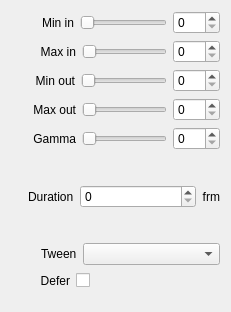
Before: the Qt Designer form src/Widgets/Inspector/InspectorLevelsWidget.ui in CasparCG/client, drawn with Qt 5.
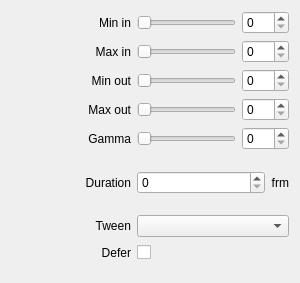
After: the same form once the commit is applied.

Commit message: Simplify layout of inspector widgets

Diff of the .ui file:
```diff
--- a/src/Widgets/Inspector/InspectorLevelsWidget.ui
+++ b/src/Widgets/Inspector/InspectorLevelsWidget.ui
@@ -6,8 +6,8 @@
    <rect>
     <x>0</x>
     <y>0</y>
-    <width>231</width>
-    <height>312</height>
+    <width>300</width>
+    <height>283</height>
    </rect>
   </property>
   <property name="sizePolicy">
@@ -16,357 +16,54 @@
     <verstretch>0</verstretch>
    </sizepolicy>
   </property>
-  <layout class="QVBoxLayout" name="verticalLayout">
-   <item>
-    <layout class="QHBoxLayout" name="horizontalLayoutMinIn">
-     <item>
-      <spacer name="horizontalSpacerMinIn">
-       <property name="orientation">
-        <enum>Qt::Horizontal</enum>
-       </property>
-       <property name="sizeType">
-        <enum>QSizePolicy::Fixed</enum>
-       </property>
-       <property name="sizeHint" stdset="0">
-        <size>
-         <width>31</width>
-         <height>20</height>
-        </size>
-       </property>
-      </spacer>
-     </item>
-     <item>
-      <widget class="QLabel" name="labelMinIn">
-       <property name="text">
-        <string>Min in</string>
-       </property>
-       <property name="alignment">
-        <set>Qt::AlignRight|Qt::AlignTrailing|Qt::AlignVCenter</set>
-       </property>
-      </widget>
-     </item>
-     <item>
-      <widget class="QSlider" name="sliderMinIn">
-       <property name="maximum">
-        <number>100</number>
-       </property>
-       <property name="orientation">
-        <enum>Qt::Horizontal</enum>
-       </property>
-      </widget>
-     </item>
-     <item>
-      <widget class="QSpinBox" name="spinBoxMinIn">
-       <property name="maximum">
-        <number>100</number>
-       </property>
-      </widget>
-     </item>
-    </layout>
+  <layout class="QGridLayout" name="gridLayout">
+   <property name="bottomMargin">
+    <number>20</number>
+   </property>
+   <item row="4" column="0">
+    <widget class="QLabel" name="labelGamma">
+     <property name="minimumSize">
+      <size>
+       <width>120</width>
+       <height>0</height>
+      </size>
+     </property>
+     <property name="text">
+      <string>Gamma</string>
+     </property>
+     <property name="alignment">
+      <set>Qt::AlignRight|Qt::AlignTrailing|Qt::AlignVCenter</set>
+     </property>
+    </widget>
    </item>
-   <item>
-    <layout class="QHBoxLayout" name="horizontalLayoutMaxIn">
-     <item>
-      <spacer name="horizontalSpacerMaxIn">
-       <property name="orientation">
-        <enum>Qt::Horizontal</enum>
-       </property>
-       <property name="sizeType">
-        <enum>QSizePolicy::Fixed</enum>
-       </property>
-       <property name="sizeHint" stdset="0">
-        <size>
-         <width>29</width>
-         <height>20</height>
-        </size>
-       </property>
-      </spacer>
-     </item>
-     <item>
-      <widget class="QLabel" name="labelMaxIn">
-       <property name="text">
-        <string>Max in</string>
-       </property>
-       <property name="alignment">
-        <set>Qt::AlignRight|Qt::AlignTrailing|Qt::AlignVCenter</set>
-       </property>
-      </widget>
-     </item>
-     <item>
-      <widget class="QSlider" name="sliderMaxIn">
-       <property name="maximum">
-        <number>100</number>
-       </property>
-       <property name="orientation">
-        <enum>Qt::Horizontal</enum>
-       </property>
-      </widget>
-     </item>
-     <item>
-      <widget class="QSpinBox" name="spinBoxMaxIn">
-       <property name="maximum">
-        <number>100</number>
-       </property>
-      </widget>
-     </item>
-    </layout>
+   <item row="1" column="1">
+    <widget class="QSlider" name="sliderMaxIn">
+     <property name="maximum">
+      <number>100</number>
+     </property>
+     <property name="orientation">
+      <enum>Qt::Horizontal</enum>
+     </property>
+    </widget>
    </item>
-   <item>
-    <layout class="QHBoxLayout" name="horizontalLayoutMinOut">
-     <item>
-      <spacer name="horizontalSpacerMinOut">
-       <property name="orientation">
-        <enum>Qt::Horizontal</enum>
-       </property>
-       <property name="sizeType">
-        <enum>QSizePolicy::Fixed</enum>
-       </property>
-       <property name="sizeHint" stdset="0">
-        <size>
-         <width>23</width>
-         <height>20</height>
-        </size>
-       </property>
-      </spacer>
-     </item>
-     <item>
-      <widget class="QLabel" name="labelMinOut">
-       <property name="text">
-        <string>Min out</string>
-       </property>
-       <property name="alignment">
-        <set>Qt::AlignRight|Qt::AlignTrailing|Qt::AlignVCenter</set>
-       </property>
-      </widget>
-     </item>
-     <item>
-      <widget class="QSlider" name="sliderMinOut">
-       <property name="maximum">
-        <number>100</number>
-       </property>
-       <property name="orientation">
-        <enum>Qt::Horizontal</enum>
-       </property>
-      </widget>
-     </item>
-     <item>
-      <widget class="QSpinBox" name="spinBoxMinOut">
-       <property name="maximum">
-        <number>100</number>
-       </property>
-      </widget>
-     </item>
-    </layout>
+   <item row="6" column="0">
+    <widget class="QLabel" name="labelEasing">
+     <property name="minimumSize">
+      <size>
+       <width>120</width>
+       <height>0</height>
+      </size>
+     </property>
+     <property name="text">
+      <string>Tween</string>
+     </property>
+     <property name="alignment">
+      <set>Qt::AlignRight|Qt::AlignTrailing|Qt::AlignVCenter</set>
+     </property>
+    </widget>
    </item>
-   <item>
-    <layout class="QHBoxLayout" name="horizontalLayoutMaxOut">
-     <item>
-      <spacer name="horizontalSpacerMaxOut">
-       <property name="orientation">
-        <enum>Qt::Horizontal</enum>
-       </property>
-       <property name="sizeType">
-        <enum>QSizePolicy::Fixed</enum>
-       </property>
-       <property name="sizeHint" stdset="0">
-        <size>
-         <width>21</width>
-         <height>20</height>
-        </size>
-       </property>
-      </spacer>
-     </item>
-     <item>
-      <widget class="QLabel" name="labelMaxOut">
-       <property name="text">
-        <string>Max out</string>
-       </property>
-       <property name="alignment">
-        <set>Qt::AlignRight|Qt::AlignTrailing|Qt::AlignVCenter</set>
-       </property>
-      </widget>
-     </item>
-     <item>
-      <widget class="QSlider" name="sliderMaxOut">
-       <property name="maximum">
-        <number>100</number>
-       </property>
-       <property name="orientation">
-        <enum>Qt::Horizontal</enum>
-       </property>
-      </widget>
-     </item>
-     <item>
-      <widget class="QSpinBox" name="spinBoxMaxOut">
-       <property name="maximum">
-        <number>100</number>
-       </property>
-      </widget>
-     </item>
-    </layout>
-   </item>
-   <item>
-    <layout class="QHBoxLayout" name="horizontalLayoutGamma">
-     <item>
-      <spacer name="horizontalSpacerGamma">
-       <property name="orientation">
-        <enum>Qt::Horizontal</enum>
-       </property>
-       <property name="sizeType">
-        <enum>QSizePolicy::Fixed</enum>
-       </property>
-       <property name="sizeHint" stdset="0">
-        <size>
-         <width>22</width>
-         <height>20</height>
-        </size>
-       </property>
-      </spacer>
-     </item>
-     <item>
-      <widget class="QLabel" name="labelGamma">
-       <property name="text">
-        <string>Gamma</string>
-       </property>
-       <property name="alignment">
-        <set>Qt::AlignRight|Qt::AlignTrailing|Qt::AlignVCenter</set>
-       </property>
-      </widget>
-     </item>
-     <item>
-      <widget class="QSlider" name="sliderGamma">
-       <property name="maximum">
-        <number>100</number>
-       </property>
-       <property name="orientation">
-        <enum>Qt::Horizontal</enum>
-       </property>
-      </widget>
-     </item>
-     <item>
-      <widget class="QSpinBox" name="spinBoxGamma">
-       <property name="maximum">
-        <number>100</number>
-       </property>
-      </widget>
-     </item>
-    </layout>
-   </item>
-   <item>
-    <layout class="QHBoxLayout" name="horizontalLayoutTransitionDuration">
-     <item>
-      <spacer name="horizontalSpacerTransitionDuration">
-       <property name="orientation">
-        <enum>Qt::Horizontal</enum>
-       </property>
-       <property name="sizeType">
-        <enum>QSizePolicy::Fixed</enum>
-       </property>
-       <property name="sizeHint" stdset="0">
-        <size>
-         <width>17</width>
-         <height>20</height>
-        </size>
-       </property>
-      </spacer>
-     </item>
-     <item>
-      <widget class="QLabel" name="labelTransitionDuration">
-       <property name="text">
-        <string>Duration</string>
-       </property>
-      </widget>
-     </item>
-     <item>
-      <widget class="QSpinBox" name="spinBoxTransitionDuration">
-       <property name="sizePolicy">
-        <sizepolicy hsizetype="Expanding" vsizetype="Fixed">
-         <horstretch>0</horstretch>
-         <verstretch>0</verstretch>
-        </sizepolicy>
-       </property>
-       <property name="maximum">
-        <number>999</number>
-       </property>
-      </widget>
-     </item>
-     <item>
-      <widget class="QLabel" name="labelFrm1">
-       <property name="text">
-        <string>frm</string>
-       </property>
-       <property name="alignment">
-        <set>Qt::AlignRight|Qt::AlignTrailing|Qt::AlignVCenter</set>
-       </property>
-      </widget>
-     </item>
-    </layout>
-   </item>
-   <item>
-    <layout class="QHBoxLayout" name="horizontalLayoutTween">
-     <item>
-      <spacer name="horizontalSpacerTween">
-       <property name="orientation">
-        <enum>Qt::Horizontal</enum>
-       </property>
-       <property name="sizeType">
-        <enum>QSizePolicy::Fixed</enum>
-       </property>
-       <property name="sizeHint" stdset="0">
-        <size>
-         <width>30</width>
-         <height>20</height>
-        </size>
-       </property>
-      </spacer>
-     </item>
-     <item>
-      <widget class="QLabel" name="labelEasing">
-       <property name="text">
-        <string>Tween</string>
-       </property>
-      </widget>
-     </item>
-     <item>
-      <widget class="QComboBox" name="comboBoxTween">
-       <property name="sizePolicy">
-        <sizepolicy hsizetype="Expanding" vsizetype="Fixed">
-         <horstretch>0</horstretch>
-         <verstretch>0</verstretch>
-        </sizepolicy>
-       </property>
-      </widget>
-     </item>
-    </layout>
-   </item>
-   <item>
+   <item row="7" column="1" colspan="2">
     <layout class="QHBoxLayout" name="horizontalLayoutDefer">
-     <item>
-      <spacer name="horizontalSpacerDefer1">
-       <property name="orientation">
-        <enum>Qt::Horizontal</enum>
-       </property>
-       <property name="sizeType">
-        <enum>QSizePolicy::Fixed</enum>
-       </property>
-       <property name="sizeHint" stdset="0">
-        <size>
-         <width>29</width>
-         <height>20</height>
-        </size>
-       </property>
-      </spacer>
-     </item>
-     <item>
-      <widget class="QLabel" name="labelDefer">
-       <property name="text">
-        <string>Defer</string>
-       </property>
-       <property name="alignment">
-        <set>Qt::AlignRight|Qt::AlignTrailing|Qt::AlignVCenter</set>
-       </property>
-      </widget>
-     </item>
      <item>
       <widget class="QCheckBox" name="checkBoxDefer">
        <property name="layoutDirection">
@@ -392,21 +89,213 @@
      </item>
     </layout>
    </item>
-   <item>
-    <spacer name="verticalSpacerLevels">
+   <item row="3" column="1">
+    <widget class="QSlider" name="sliderMaxOut">
+     <property name="maximum">
+      <number>100</number>
+     </property>
      <property name="orientation">
-      <enum>Qt::Vertical</enum>
+      <enum>Qt::Horizontal</enum>
      </property>
-     <property name="sizeType">
-      <enum>QSizePolicy::Fixed</enum>
+    </widget>
+   </item>
+   <item row="4" column="2">
+    <widget class="QSpinBox" name="spinBoxGamma">
+     <property name="maximum">
+      <number>100</number>
      </property>
-     <property name="sizeHint" stdset="0">
+    </widget>
+   </item>
+   <item row="2" column="2">
+    <widget class="QSpinBox" name="spinBoxMinOut">
+     <property name="maximum">
+      <number>100</number>
+     </property>
+    </widget>
+   </item>
+   <item row="3" column="0">
+    <widget class="QLabel" name="labelMaxOut">
+     <property name="minimumSize">
       <size>
-       <width>20</width>
-       <height>10</height>
+       <width>120</width>
+       <height>0</height>
       </size>
      </property>
-    </spacer>
+     <property name="text">
+      <string>Max out</string>
+     </property>
+     <property name="alignment">
+      <set>Qt::AlignRight|Qt::AlignTrailing|Qt::AlignVCenter</set>
+     </property>
+    </widget>
+   </item>
+   <item row="0" column="0">
+    <widget class="QLabel" name="labelMinIn">
+     <property name="minimumSize">
+      <size>
+       <width>120</width>
+       <height>0</height>
+      </size>
+     </property>
+     <property name="text">
+      <string>Min in</string>
+     </property>
+     <property name="alignment">
+      <set>Qt::AlignRight|Qt::AlignTrailing|Qt::AlignVCenter</set>
+     </property>
+    </widget>
+   </item>
+   <item row="3" column="2">
+    <widget class="QSpinBox" name="spinBoxMaxOut">
+     <property name="maximum">
+      <number>100</number>
+     </property>
+    </widget>
+   </item>
+   <item row="7" column="0">
+    <widget class="QLabel" name="labelDefer">
+     <property name="minimumSize">
+      <size>
+       <width>120</width>
+       <height>0</height>
+      </size>
+     </property>
+     <property name="text">
+      <string>Defer</string>
+     </property>
+     <property name="alignment">
+      <set>Qt::AlignRight|Qt::AlignTrailing|Qt::AlignVCenter</set>
+     </property>
+    </widget>
+   </item>
+   <item row="6" column="1" colspan="2">
+    <widget class="QComboBox" name="comboBoxTween">
+     <property name="sizePolicy">
+      <sizepolicy hsizetype="Expanding" vsizetype="Fixed">
+       <horstretch>0</horstretch>
+       <verstretch>0</verstretch>
+      </sizepolicy>
+     </property>
+    </widget>
+   </item>
+   <item row="2" column="1">
+    <widget class="QSlider" name="sliderMinOut">
+     <property name="maximum">
+      <number>100</number>
+     </property>
+     <property name="orientation">
+      <enum>Qt::Horizontal</enum>
+     </property>
+    </widget>
+   </item>
+   <item row="0" column="2">
+    <widget class="QSpinBox" name="spinBoxMinIn">
+     <property name="maximum">
+      <number>100</number>
+     </property>
+    </widget>
+   </item>
+   <item row="5" column="0">
+    <widget class="QLabel" name="labelTransitionDuration">
+     <property name="minimumSize">
+      <size>
+       <width>120</width>
+       <height>0</height>
+      </size>
+     </property>
+     <property name="text">
+      <string>Duration</string>
+     </property>
+     <property name="alignment">
+      <set>Qt::AlignRight|Qt::AlignTrailing|Qt::AlignVCenter</set>
+     </property>
+    </widget>
+   </item>
+   <item row="1" column="0">
+    <widget class="QLabel" name="labelMaxIn">
+     <property name="minimumSize">
+      <size>
+       <width>120</width>
+       <height>0</height>
+      </size>
+     </property>
+     <property name="text">
+      <string>Max in</string>
+     </property>
+     <property name="alignment">
+      <set>Qt::AlignRight|Qt::AlignTrailing|Qt::AlignVCenter</set>
+     </property>
+    </widget>
+   </item>
+   <item row="0" column="1">
+    <widget class="QSlider" name="sliderMinIn">
+     <property name="maximum">
+      <number>100</number>
+     </property>
+     <property name="orientation">
+      <enum>Qt::Horizontal</enum>
+     </property>
+    </widget>
+   </item>
+   <item row="4" column="1">
+    <widget class="QSlider" name="sliderGamma">
+     <property name="maximum">
+      <number>100</number>
+     </property>
+     <property name="orientation">
+      <enum>Qt::Horizontal</enum>
+     </property>
+    </widget>
+   </item>
+   <item row="1" column="2">
+    <widget class="QSpinBox" name="spinBoxMaxIn">
+     <property name="maximum">
+      <number>100</number>
+     </property>
+    </widget>
+   </item>
+   <item row="2" column="0">
+    <widget class="QLabel" name="labelMinOut">
+     <property name="minimumSize">
+      <size>
+       <width>120</width>
+       <height>0</height>
+      </size>
+     </property>
+     <property name="text">
+      <string>Min out</string>
+     </property>
+     <property name="alignment">
+      <set>Qt::AlignRight|Qt::AlignTrailing|Qt::AlignVCenter</set>
+     </property>
+    </widget>
+   </item>
+   <item row="5" column="1" colspan="2">
+    <layout class="QHBoxLayout" name="horizontalLayoutTransitionDuration">
+     <item>
+      <widget class="QSpinBox" name="spinBoxTransitionDuration">
+       <property name="sizePolicy">
+        <sizepolicy hsizetype="Expanding" vsizetype="Fixed">
+         <horstretch>0</horstretch>
+         <verstretch>0</verstretch>
+        </sizepolicy>
+       </property>
+       <property name="maximum">
+        <number>999</number>
+       </property>
+      </widget>
+     </item>
+     <item>
+      <widget class="QLabel" name="labelFrm1">
+       <property name="text">
+        <string>frm</string>
+       </property>
+       <property name="alignment">
+        <set>Qt::AlignRight|Qt::AlignTrailing|Qt::AlignVCenter</set>
+       </property>
+      </widget>
+     </item>
+    </layout>
    </item>
   </layout>
  </widget>
```
Left out of the diff: 15 changed lines with no effect on the pictures. The commit also changes 58 other files.
